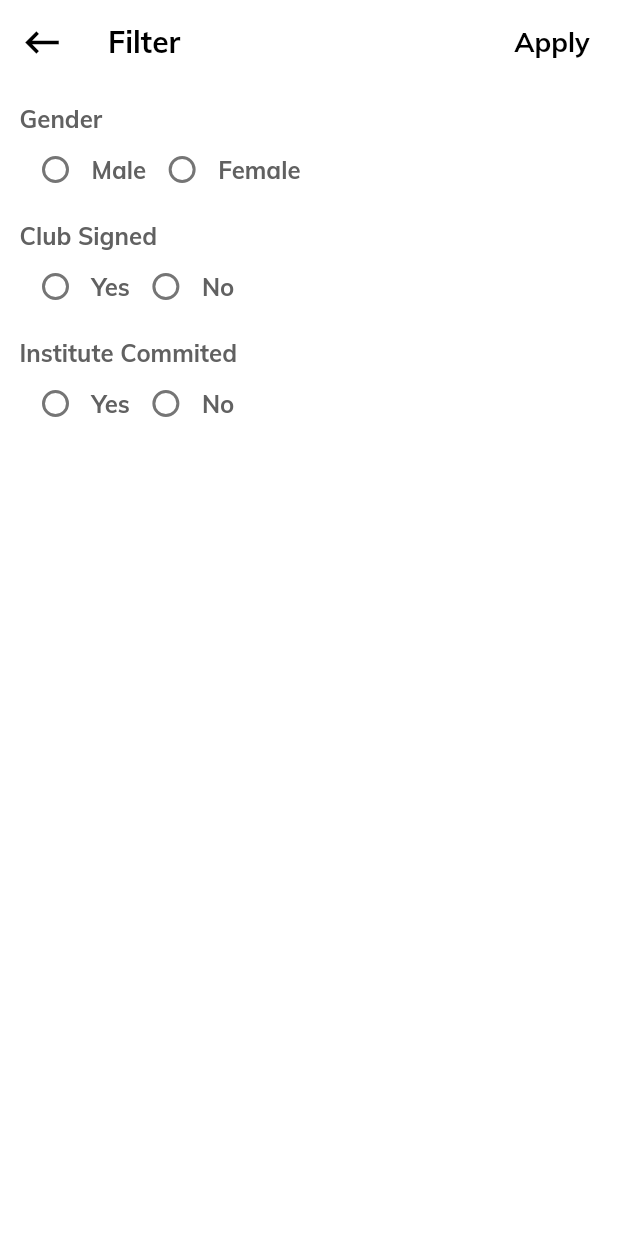
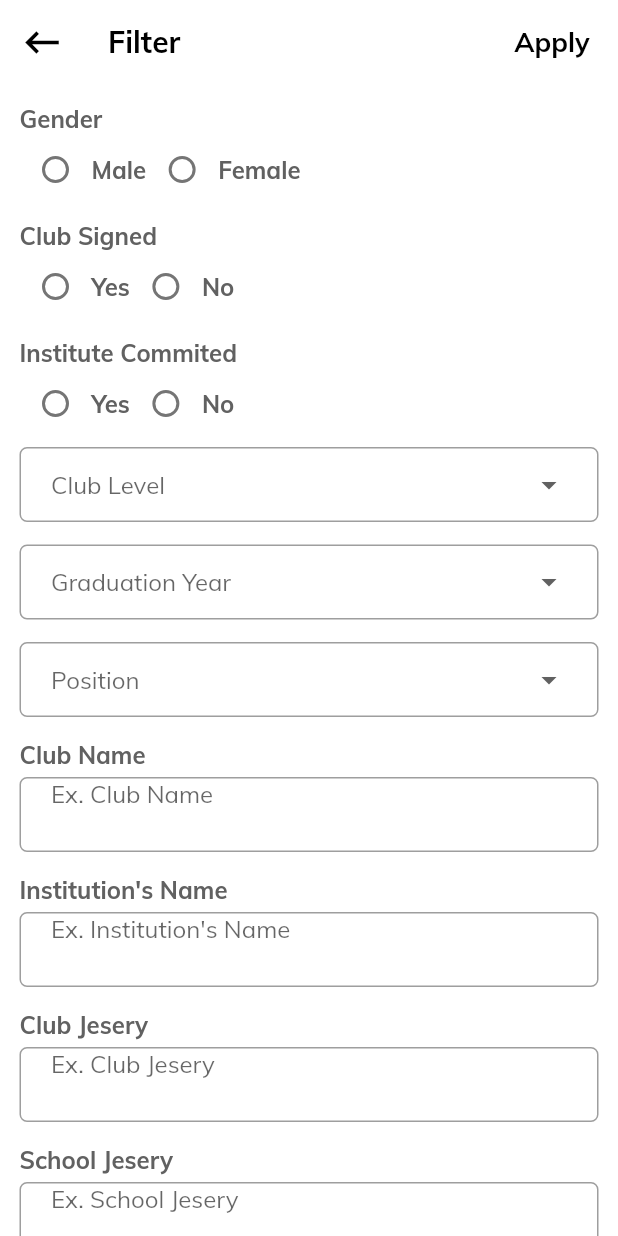
Before and after one commit to Sarbjyotsingh/athlete_platform, a Flutter app: the SearchFilterPage screen opened by its route, on a phone screen of 412 x 824 dp. Run offline on Flutter 3.47's test engine with Material 2 defaults, Android fonts, the light colour scheme and no system bars; our stand-ins replace carousel_slider, font_awesome_flutter.

Commit message:
Search filter Page

```diff
--- a/lib/screens/connection_listing.dart
+++ b/lib/screens/connection_listing.dart
@@ -218,20 +218,6 @@ class _ConnectionListingState extends State<ConnectionListing> {
               children: <Widget>[
                 Column(
                   children: <Widget>[
-                    Align(
-                      alignment: Alignment.centerLeft,
-                      child: FlatButton(
-                        child: Text(
-                          'All(700)',
-                          style: TextStyle(
-                            fontWeight: FontWeight.w700,
-                            fontFamily: 'Muli',
-                            fontSize: 14,
-                          ),
-                        ),
-                        onPressed: () {},
-                      ),
-                    ),
                     Row(
                       mainAxisAlignment: MainAxisAlignment.spaceBetween,
                       children: <Widget>[
--- a/lib/screens/create_group.dart
+++ b/lib/screens/create_group.dart
@@ -95,6 +95,7 @@ class _CreateGroupState extends State<CreateGroup> {
                     ),
                     RectangularTextFormField(
                       hintText: 'Discription',
+                      label: '',
                     ),
                   ],
                 ),
--- a/lib/screens/edit_group.dart
+++ b/lib/screens/edit_group.dart
@@ -95,6 +95,7 @@ class _EditGroupState extends State<EditGroup> {
                     ),
                     RectangularTextFormField(
                       hintText: 'Discription',
+                      label: '',
                     ),
                   ],
                 ),
--- a/lib/screens/search_filtter_page.dart
+++ b/lib/screens/search_filtter_page.dart
@@ -1,3 +1,6 @@
+import 'package:athlete_platform/screens/two_radio_button.dart';
+import 'package:athlete_platform/widgets/rectangular_drop_down_button.dart';
+import 'package:athlete_platform/widgets/rectangular_text_form_field.dart';
 import 'package:flutter/material.dart';
 
 class SearchFilterPage extends StatefulWidget {
@@ -7,6 +10,12 @@ class SearchFilterPage extends StatefulWidget {
 }
 
 class _SearchFilterPageState extends State<SearchFilterPage> {
+  String _genderGroupValue = '';
+  String _clubSignedGroupValue = '';
+  String _instituteGroupValue = '';
+  String _graduationYear = 'Graduation Year';
+  String _clubLevel = 'Club Level';
+  String _position = 'Position';
   @override
   Widget build(BuildContext context) {
     return Scaffold(
@@ -54,185 +63,205 @@ class _SearchFilterPageState extends State<SearchFilterPage> {
             padding: EdgeInsets.all(13),
             child: Column(
               children: <Widget>[
-                Container(
-                  child: Align(
-                    alignment: Alignment.topLeft,
-                    child: Text(
-                      "Gender",
-                      style: TextStyle(
-                        color: Colors.grey.shade700,
-                        fontSize: 16.0,
-                        fontFamily: 'Muli',
-                        fontWeight: FontWeight.w700,
-                      ),
-                    ),
-                  ),
-                ),
-                Row(
-                  children: <Widget>[
-                    Row(
-                      children: <Widget>[
-                        Radio(
-                          groupValue: 'Gender',
-                          value: 'Male',
+                TwoRadioButton(
+                  label: 'Gender',
                   activeColor: Colors.red,
-                          focusColor: Colors.red,
-                          onChanged: (value) {},
-                        ),
-                        Text(
-                          'Male',
-                          style: TextStyle(
-                            color: Colors.grey.shade700,
-                            fontSize: 16.0,
-                            fontFamily: 'Muli',
-                            fontWeight: FontWeight.w700,
-                          ),
-                        ),
-                      ],
-                    ),
-                    Row(
-                      children: <Widget>[
-                        Radio(
-                          groupValue: 'Gender',
-                          value: 'Female',
-                          activeColor: Colors.red,
-                          focusColor: Colors.red,
-                          onChanged: (value) {},
-                        ),
-                        Text(
-                          'Female',
-                          style: TextStyle(
-                            color: Colors.grey.shade700,
-                            fontSize: 16.0,
-                            fontFamily: 'Muli',
-                            fontWeight: FontWeight.w700,
-                          ),
-                        ),
-                      ],
-                    ),
-                  ],
+                  labelValue1: 'Male',
+                  groupLabel: _genderGroupValue,
+                  onChanged1: (value) {
+                    setState(() {
+                      _genderGroupValue = value;
+                    });
+                  },
+                  labelValue2: 'Female',
+                  onChanged2: (value) {
+                    setState(() {
+                      _genderGroupValue = value;
+                    });
+                  },
                 ),
                 SizedBox(
                   height: 10,
                 ),
-                Container(
-                  child: Align(
-                    alignment: Alignment.topLeft,
-                    child: Text(
-                      "Club Signed",
-                      style: TextStyle(
-                        color: Colors.grey.shade700,
-                        fontSize: 16.0,
-                        fontFamily: 'Muli',
-                        fontWeight: FontWeight.w700,
-                      ),
-                    ),
-                  ),
-                ),
-                Row(
-                  children: <Widget>[
-                    Row(
-                      children: <Widget>[
-                        Radio(
-                          groupValue: 'club signed',
-                          value: 'yes',
+                TwoRadioButton(
+                  label: 'Club Signed',
                   activeColor: Colors.red,
-                          focusColor: Colors.red,
-                          onChanged: (value) {},
-                        ),
-                        Text(
-                          'Yes',
-                          style: TextStyle(
-                            color: Colors.grey.shade700,
-                            fontSize: 16.0,
-                            fontFamily: 'Muli',
-                            fontWeight: FontWeight.w700,
-                          ),
-                        ),
-                      ],
-                    ),
-                    Row(
-                      children: <Widget>[
-                        Radio(
-                          groupValue: 'club signed',
-                          value: 'No',
-                          activeColor: Colors.red,
-                          focusColor: Colors.red,
-                          onChanged: (value) {},
-                        ),
-                        Text(
-                          'No',
-                          style: TextStyle(
-                            color: Colors.grey.shade700,
-                            fontSize: 16.0,
-                            fontFamily: 'Muli',
-                            fontWeight: FontWeight.w700,
-                          ),
-                        ),
-                      ],
-                    ),
-                  ],
+                  labelValue1: 'Yes',
+                  groupLabel: _clubSignedGroupValue,
+                  onChanged1: (value) {
+                    setState(() {
+                      _clubSignedGroupValue = value;
+                    });
+                  },
+                  labelValue2: 'No',
+                  onChanged2: (value) {
+                    setState(() {
+                      _clubSignedGroupValue = value;
+                    });
+                  },
                 ),
                 SizedBox(
                   height: 10,
                 ),
-                Container(
-                  child: Align(
-                    alignment: Alignment.topLeft,
-                    child: Text(
-                      "Institute Commited",
-                      style: TextStyle(
-                        color: Colors.grey.shade700,
-                        fontSize: 16.0,
-                        fontFamily: 'Muli',
-                        fontWeight: FontWeight.w700,
+                TwoRadioButton(
+                  label: 'Institute Commited',
+                  activeColor: Colors.red,
+                  labelValue1: 'Yes',
+                  groupLabel: _instituteGroupValue,
+                  onChanged1: (value) {
+                    setState(() {
+                      _instituteGroupValue = value;
+                    });
+                  },
+                  labelValue2: 'No',
+                  onChanged2: (value) {
+                    setState(() {
+                      _instituteGroupValue = value;
+                    });
+                  },
                 ),
+                RectangularDropDownButton(
+                  hintText: _clubLevel,
+                  dropDownMenuItem: [
+                    DropdownMenuItem(
+                      child: Text('U13'),
+                      value: 'U13',
                     ),
+                    DropdownMenuItem(
+                      child: Text('U14'),
+                      value: 'U14',
                     ),
+                    DropdownMenuItem(
+                      child: Text('U15'),
+                      value: 'U15',
                     ),
-                Row(
-                  children: <Widget>[
-                    Row(
-                      children: <Widget>[
-                        Radio(
-                          groupValue: 'Institue commited',
-                          value: 'yes',
-                          activeColor: Colors.red,
-                          focusColor: Colors.red,
-                          onChanged: (value) {},
+                    DropdownMenuItem(
+                      child: Text('U16'),
+                      value: 'U16',
                     ),
-                        Text(
-                          'Yes',
-                          style: TextStyle(
-                            color: Colors.grey.shade700,
-                            fontSize: 16.0,
-                            fontFamily: 'Muli',
-                            fontWeight: FontWeight.w700,
+                    DropdownMenuItem(
+                      child: Text('U17'),
+                      value: 'U17',
                     ),
+                    DropdownMenuItem(
+                      child: Text('U18'),
+                      value: 'U18',
                     ),
                   ],
+                  onChanged: (value) {
+                    setState(() {
+                      _clubLevel = value.toString();
+                    });
+                  },
                 ),
-                    Row(
-                      children: <Widget>[
-                        Radio(
-                          groupValue: 'Institue commited',
-                          value: 'No',
-                          activeColor: Colors.red,
-                          focusColor: Colors.red,
-                          onChanged: (value) {},
+                SizedBox(
+                  height: 10,
                 ),
-                        Text(
-                          'No',
-                          style: TextStyle(
-                            color: Colors.grey.shade700,
-                            fontSize: 16.0,
-                            fontFamily: 'Muli',
-                            fontWeight: FontWeight.w700,
+                RectangularDropDownButton(
+                  hintText: _graduationYear,
+                  dropDownMenuItem: [
+                    DropdownMenuItem(
+                      child: Text('2025'),
+                      value: '2025',
                     ),
+                    DropdownMenuItem(
+                      child: Text('2024'),
+                      value: '2024',
+                    ),
+                    DropdownMenuItem(
+                      child: Text('2023'),
+                      value: '2023',
+                    ),
+                    DropdownMenuItem(
+                      child: Text('2022'),
+                      value: '2022',
+                    ),
+                    DropdownMenuItem(
+                      child: Text('2021'),
+                      value: '2021',
+                    ),
+                    DropdownMenuItem(
+                      child: Text('2020'),
+                      value: '2020',
                     ),
                   ],
+                  onChanged: (value) {
+                    setState(() {
+                      _graduationYear = value.toString();
+                    });
+                  },
+                ),
+                SizedBox(
+                  height: 10,
+                ),
+                RectangularDropDownButton(
+                  hintText: _position,
+                  dropDownMenuItem: [
+                    DropdownMenuItem(
+                      child: Text('Leftside Hitter'),
+                      value: 'Leftside Hitter',
+                    ),
+                    DropdownMenuItem(
+                      child: Text('Opposite Hitter'),
+                      value: 'Opposite Hitter',
+                    ),
+                    DropdownMenuItem(
+                      child: Text('Setter'),
+                      value: 'Setter',
+                    ),
+                    DropdownMenuItem(
+                      child: Text('Libero'),
+                      value: 'Libero',
+                    ),
+                    DropdownMenuItem(
+                      child: Text('Middle Blocker'),
+                      value: 'Middle Blocker',
+                    ),
+                    DropdownMenuItem(
+                      child: Text('Defensive Specialist'),
+                      value: 'Defensive Specialist',
                     ),
                   ],
+                  onChanged: (value) {
+                    setState(() {
+                      _position = value.toString();
+                    });
+                  },
+                ),
+                SizedBox(
+                  height: 15,
+                ),
+                RectangularTextFormField(
+                  label: 'Club Name',
+                  hintText: 'Ex. Club Name',
+                ),
+                SizedBox(
+                  height: 15,
+                ),
+                RectangularTextFormField(
+                  label: 'Institution\'s Name',
+                  hintText: 'Ex. Institution\'s Name',
+                ),
+                SizedBox(
+                  height: 15,
+                ),
+                RectangularTextFormField(
+                  label: 'Club Jesery',
+                  hintText: 'Ex. Club Jesery',
+                ),
+                SizedBox(
+                  height: 15,
+                ),
+                RectangularTextFormField(
+                  label: 'School Jesery',
+                  hintText: 'Ex. School Jesery',
+                ),
+                SizedBox(
+                  height: 15,
+                ),
+                RectangularTextFormField(
+                  label: 'Province',
+                  hintText: 'Ex. Province',
                 ),
               ],
             ),
--- a/lib/screens/search_page.dart
+++ b/lib/screens/search_page.dart
@@ -160,14 +160,19 @@ class _SearchPageState extends State<SearchPage> {
             labelStyle: TextStyle(
               fontFamily: 'Muli',
               fontSize: 16,
+              fontWeight: FontWeight.w700,
+            ),
+            unselectedLabelStyle: TextStyle(
+              fontFamily: 'Muli',
+              fontSize: 16,
             ),
             indicatorColor: Color(0xFFf01b01),
             tabs: [
               Tab(
-                text: 'For Athletes',
+                text: 'My Connections',
               ),
               Tab(
-                text: 'For Others',
+                text: 'Pending',
               ),
             ],
           ),
--- /dev/null
+++ b/lib/screens/two_radio_button.dart
@@ -0,0 +1,90 @@
+import 'package:flutter/material.dart';
+
+class TwoRadioButton extends StatefulWidget {
+  final String label;
+  final String labelValue1;
+  final String labelValue2;
+  final String groupLabel;
+  final Color activeColor;
+  final dynamic onChanged1;
+  final dynamic onChanged2;
+  TwoRadioButton({
+    @required this.label,
+    @required this.activeColor,
+    @required this.groupLabel,
+    @required this.labelValue1,
+    @required this.labelValue2,
+    @required this.onChanged1,
+    @required this.onChanged2,
+  });
+  @override
+  _TwoRadioButtonState createState() => _TwoRadioButtonState();
+}
+
+class _TwoRadioButtonState extends State<TwoRadioButton> {
+  @override
+  Widget build(BuildContext context) {
+    return Container(
+      child: Column(
+        children: <Widget>[
+          Container(
+            child: Align(
+              alignment: Alignment.topLeft,
+              child: Text(
+                widget.label,
+                style: TextStyle(
+                  color: Colors.grey.shade700,
+                  fontSize: 16.0,
+                  fontFamily: 'Muli',
+                  fontWeight: FontWeight.w700,
+                ),
+              ),
+            ),
+          ),
+          Row(
+            children: <Widget>[
+              Row(
+                children: <Widget>[
+                  Radio(
+                    groupValue: widget.groupLabel,
+                    value: widget.labelValue1,
+                    activeColor: widget.activeColor,
+                    onChanged: widget.onChanged1,
+                  ),
+                  Text(
+                    widget.labelValue1,
+                    style: TextStyle(
+                      color: Colors.grey.shade700,
+                      fontSize: 16.0,
+                      fontFamily: 'Muli',
+                      fontWeight: FontWeight.w700,
+                    ),
+                  ),
+                ],
+              ),
+              Row(
+                children: <Widget>[
+                  Radio(
+                    groupValue: widget.groupLabel,
+                    value: widget.labelValue2,
+                    activeColor: widget.activeColor,
+                    onChanged: widget.onChanged2,
+                  ),
+                  Text(
+                    widget.labelValue2,
+                    style: TextStyle(
+                      color: Colors.grey.shade700,
+                      fontSize: 16.0,
+                      fontFamily: 'Muli',
+                      fontWeight: FontWeight.w700,
+                    ),
+                  ),
+                ],
+              ),
+            ],
+          ),
+        ],
+      ),
+    );
+  }
+}
--- /dev/null
+++ b/lib/widgets/rectangular_drop_down_button.dart
@@ -0,0 +1,51 @@
+import 'package:flutter/material.dart';
+
+class RectangularDropDownButton extends StatefulWidget {
+  final String hintText;
+  final List<DropdownMenuItem> dropDownMenuItem;
+  final dynamic onChanged;
+  RectangularDropDownButton({
+    @required this.onChanged,
+    @required this.dropDownMenuItem,
+    @required this.hintText,
+  });
+  @override
+  _RectangularDropDownButtonState createState() =>
+      _RectangularDropDownButtonState();
+}
+
+class _RectangularDropDownButtonState extends State<RectangularDropDownButton> {
+  @override
+  Widget build(BuildContext context) {
+    return Container(
+      width: MediaQuery.of(context).size.width,
+      height: 50,
+      margin: EdgeInsets.only(top: 5),
+      padding: EdgeInsets.only(left: 20, top: 0, bottom: 0, right: 20),
+      decoration: BoxDecoration(
+        color: Colors.white,
+        shape: BoxShape.rectangle,
+        borderRadius: BorderRadius.horizontal(
+          left: Radius.circular(5),
+          right: Radius.circular(5),
+        ),
+        border: Border.all(
+          color: Colors.grey,
+          width: 1,
+        ),
+      ),
+      child: DropdownButtonHideUnderline(
+        child: DropdownButton(
+          items: widget.dropDownMenuItem,
+          onChanged: widget.onChanged,
+          hint: Text(
+            widget.hintText,
+            style: TextStyle(
+              fontFamily: 'Muli',
+            ),
+          ),
+        ),
+      ),
+    );
+  }
+}
--- a/lib/widgets/rectangular_text_form_field.dart
+++ b/lib/widgets/rectangular_text_form_field.dart
@@ -1,21 +1,42 @@
-import 'package:athlete_platform/utilities/constant.dart';
 import 'package:flutter/material.dart';
 
 class RectangularTextFormField extends StatelessWidget {
+  final String label;
   final String hintText;
-
-  RectangularTextFormField({@required this.hintText});
+  RectangularTextFormField({
+    @required this.hintText,
+    @required this.label,
+  });
   @override
   Widget build(BuildContext context) {
     return Container(
-      height: 150,
+      child: Column(
+        children: <Widget>[
+          Container(
+            child: Align(
+              alignment: Alignment.topLeft,
+              child: Text(
+                label,
+                style: TextStyle(
+                  color: Colors.grey.shade700,
+                  fontSize: 16.0,
+                  fontFamily: 'Muli',
+                  fontWeight: FontWeight.w700,
+                ),
+              ),
+            ),
+          ),
+          Container(
+            width: MediaQuery.of(context).size.width,
+            height: 50,
             margin: EdgeInsets.only(top: 5),
-      padding: EdgeInsets.only(left: 10, top: 2, bottom: 2, right: 20),
+            padding: EdgeInsets.only(left: 20, top: 0, bottom: 0, right: 20),
             decoration: BoxDecoration(
+              color: Colors.white,
               shape: BoxShape.rectangle,
               borderRadius: BorderRadius.horizontal(
-          left: Radius.circular(20),
-          right: Radius.circular(20),
+                left: Radius.circular(5),
+                right: Radius.circular(5),
               ),
               border: Border.all(
                 color: Colors.grey,
@@ -25,8 +46,13 @@ class RectangularTextFormField extends StatelessWidget {
             child: TextFormField(
               decoration: InputDecoration.collapsed(
                 hintText: hintText,
-          hintStyle: kTextFieldHintTextDecoration,
+                hintStyle: TextStyle(
+                  fontFamily: 'Muli',
                 ),
+              ),
+            ),
+          ),
+        ],
       ),
     );
   }
```
Lines whose indentation alone changed are shown as unchanged.
